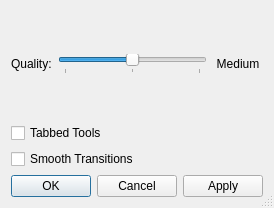
This is avogadro/src/settingsdialog.ui in cryos/avogadro as Qt 5 draws it before an edit. The edited form follows.
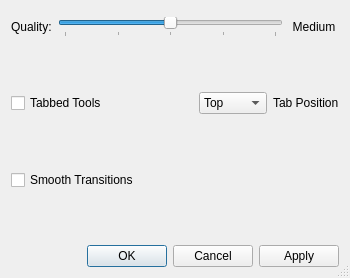
This is the edited form. Icons and pictures are not drawn.

Commit message:
Rehauled the PluginManager to be much easier to use.  By default all Factories are loaded and retrieved through the PluginManager.  In addition, instances of Colors, Tools, and Extensions can be retrieved from the manager by creating an instance and using the appropriate function.  This fixed a bug where every MainWindow was sharing the same set of Plugins.
Added an option in the settings to select which direction the tabs on the
tabbed widget should go {top, bottom, left, right}.

Fixed up a few other things to utilize the new pluginmanager architecture.
There was some refactoring done.

```diff
--- a/avogadro/src/settingsdialog.ui
+++ b/avogadro/src/settingsdialog.ui
@@ -5,8 +5,8 @@
    <rect>
     <x>0</x>
     <y>0</y>
-    <width>238</width>
-    <height>208</height>
+    <width>350</width>
+    <height>278</height>
    </rect>
   </property>
   <property name="windowTitle" >
@@ -21,7 +21,17 @@
   </property>
   <layout class="QVBoxLayout" >
    <item>
-    <layout class="QHBoxLayout" >
+    <widget class="QFrame" name="frame" >
+     <property name="frameShape" >
+      <enum>QFrame::StyledPanel</enum>
+     </property>
+     <property name="frameShadow" >
+      <enum>QFrame::Raised</enum>
+     </property>
+    </widget>
+   </item>
+   <item>
+    <layout class="QHBoxLayout" name="_3" >
      <item>
       <widget class="QLabel" name="qualityLabel" >
        <property name="text" >
@@ -50,7 +60,7 @@
         <enum>QSlider::TicksBelow</enum>
        </property>
        <property name="tickInterval" >
-        <number>2</number>
+        <number>1</number>
        </property>
       </widget>
      </item>
@@ -79,14 +89,93 @@
     </layout>
    </item>
    <item>
-    <widget class="QCheckBox" name="tabbedToolsCheck" >
-     <property name="toolTip" >
-      <string>Enable the tabbed tool layout.</string>
+    <spacer name="verticalSpacer_3" >
+     <property name="orientation" >
+      <enum>Qt::Vertical</enum>
      </property>
-     <property name="text" >
-      <string>Tabbed Tools</string>
+     <property name="sizeHint" stdset="0" >
+      <size>
+       <width>20</width>
+       <height>40</height>
+      </size>
      </property>
-    </widget>
+    </spacer>
+   </item>
+   <item>
+    <layout class="QHBoxLayout" name="_2" >
+     <item>
+      <widget class="QCheckBox" name="tabbedToolsCheck" >
+       <property name="sizePolicy" >
+        <sizepolicy vsizetype="Fixed" hsizetype="MinimumExpanding" >
+         <horstretch>0</horstretch>
+         <verstretch>0</verstretch>
+        </sizepolicy>
+       </property>
+       <property name="toolTip" >
+        <string>Enable the tabbed tool layout.</string>
+       </property>
+       <property name="text" >
+        <string>Tabbed Tools</string>
+       </property>
+      </widget>
+     </item>
+     <item>
+      <widget class="QComboBox" name="tabPositionCombo" >
+       <property name="sizePolicy" >
+        <sizepolicy vsizetype="Fixed" hsizetype="Maximum" >
+         <horstretch>0</horstretch>
+         <verstretch>0</verstretch>
+        </sizepolicy>
+       </property>
+       <item>
+        <property name="text" >
+         <string>Top</string>
+        </property>
+       </item>
+       <item>
+        <property name="text" >
+         <string>Bottom</string>
+        </property>
+       </item>
+       <item>
+        <property name="text" >
+         <string>Left</string>
+        </property>
+       </item>
+       <item>
+        <property name="text" >
+         <string>Right</string>
+        </property>
+       </item>
+      </widget>
+     </item>
+     <item>
+      <widget class="QLabel" name="tabPositionLabel" >
+       <property name="sizePolicy" >
+        <sizepolicy vsizetype="Preferred" hsizetype="Minimum" >
+         <horstretch>0</horstretch>
+         <verstretch>0</verstretch>
+        </sizepolicy>
+       </property>
+       <property name="text" >
+        <string>Tab Position</string>
+       </property>
+      </widget>
+     </item>
+    </layout>
+   </item>
+   <item>
+    <spacer name="verticalSpacer_2" >
+     <property name="orientation" >
+      <enum>Qt::Vertical</enum>
+     </property>
+     <property name="sizeHint" stdset="0" >
+      <size>
+       <width>20</width>
+       <height>40</height>
+      </size>
+     </property>
+    </spacer>
    </item>
    <item>
     <widget class="QCheckBox" name="animationsCheck" >
@@ -101,6 +190,19 @@
      </property>
     </widget>
    </item>
+   <item>
+    <spacer name="verticalSpacer" >
+     <property name="orientation" >
+      <enum>Qt::Vertical</enum>
+     </property>
+     <property name="sizeHint" stdset="0" >
+      <size>
+       <width>20</width>
+       <height>40</height>
+      </size>
+     </property>
+    </spacer>
+   </item>
    <item>
     <widget class="QDialogButtonBox" name="dialogButtonBox" >
      <property name="layoutDirection" >
```
Left out of the diff: 32 changed lines with no effect on the pictures. The commit also changes 18 other files.
